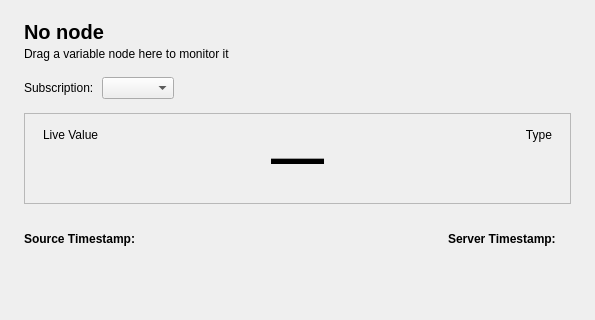
Qt form src/ui/dialogs/nodemonitordialog.ui (sanny32/OpenUaExplorer) before a commit; both pictures show x 0 to 595 and y 0 to 320 of the 595 by 550 pixel window.
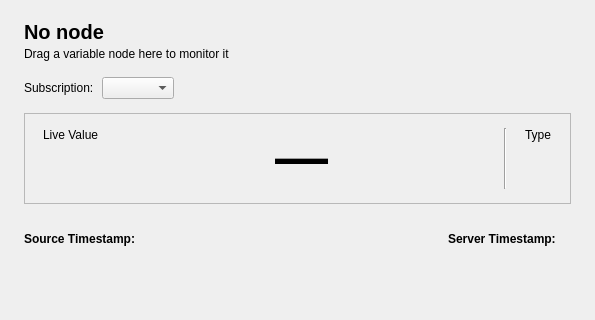
The same form after that commit. Custom widgets are drawn as their Qt base class.

Commit message: feat: enhance NodeMonitorDialog UI with improved layout and styling

```diff
--- a/src/ui/dialogs/nodemonitordialog.ui
+++ b/src/ui/dialogs/nodemonitordialog.ui
@@ -125,6 +125,9 @@
       <enum>QFrame::Shape::StyledPanel</enum>
      </property>
      <layout class="QHBoxLayout" name="valueLayout">
+      <property name="spacing">
+       <number>18</number>
+      </property>
       <property name="leftMargin">
        <number>18</number>
       </property>
@@ -149,6 +152,12 @@
       </item>
       <item>
        <widget class="QLabel" name="valueLabel">
+        <property name="sizePolicy">
+         <sizepolicy hsizetype="Expanding" vsizetype="Preferred">
+          <horstretch>1</horstretch>
+          <verstretch>0</verstretch>
+         </sizepolicy>
+        </property>
         <property name="font">
          <font>
           <pointsize>40</pointsize>
@@ -166,6 +175,13 @@
         </property>
        </widget>
       </item>
+      <item>
+       <widget class="Line" name="valueDivider">
+        <property name="orientation">
+         <enum>Qt::Orientation::Vertical</enum>
+        </property>
+       </widget>
+      </item>
       <item>
        <layout class="QVBoxLayout" name="typeLayout">
         <property name="spacing">
@@ -177,7 +193,7 @@
            <string>Type</string>
           </property>
           <property name="alignment">
-           <set>Qt::AlignmentFlag::AlignRight|Qt::AlignmentFlag::AlignTop|Qt::AlignmentFlag::AlignTrailing</set>
+           <set>Qt::AlignmentFlag::AlignLeading|Qt::AlignmentFlag::AlignLeft|Qt::AlignmentFlag::AlignTop</set>
           </property>
          </widget>
         </item>
@@ -185,6 +201,7 @@
          <widget class="QLabel" name="typeLabel">
           <property name="font">
            <font>
+            <pointsize>15</pointsize>
             <bold>true</bold>
            </font>
           </property>
@@ -192,7 +209,10 @@
            <string/>
           </property>
           <property name="alignment">
-           <set>Qt::AlignmentFlag::AlignRight|Qt::AlignmentFlag::AlignTrailing|Qt::AlignmentFlag::AlignVCenter</set>
+           <set>Qt::AlignmentFlag::AlignLeading|Qt::AlignmentFlag::AlignLeft|Qt::AlignmentFlag::AlignVCenter</set>
+          </property>
+          <property name="textInteractionFlags">
+           <set>Qt::TextInteractionFlag::TextSelectableByMouse</set>
           </property>
          </widget>
         </item>
```
The commit also changes 1 other file.
